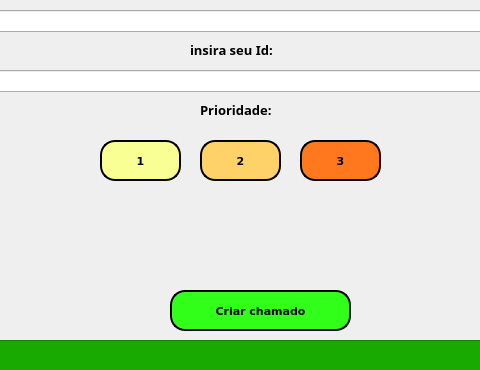
Before: the Qt Designer form view/ui/criar_user.ui in ldm-code/PATP-StudyCall, drawn with Qt 5; both pictures show x 159 to 639 and y 249 to 619 of the 800 by 619 pixel window.
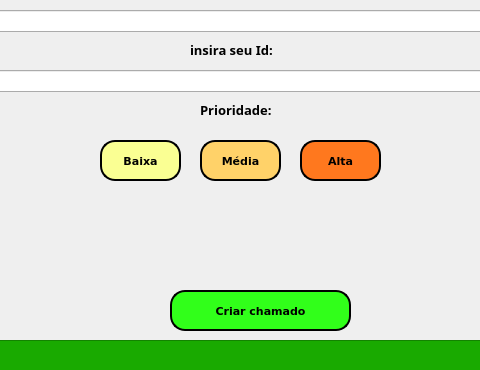
After: the same form once the commit is applied.

Diff of the .ui file:
```diff
--- a/view/ui/criar_user.ui
+++ b/view/ui/criar_user.ui
@@ -269,7 +269,7 @@
  border: 2px solid black;</string>
     </property>
     <property name="text">
-     <string>1</string>
+     <string>Baixa</string>
     </property>
    </widget>
    <widget class="QPushButton" name="Prio1_2">
@@ -295,7 +295,7 @@
  border: 2px solid black;</string>
     </property>
     <property name="text">
-     <string>2</string>
+     <string>Média</string>
     </property>
    </widget>
    <widget class="QPushButton" name="Prio3">
@@ -323,7 +323,7 @@
  border: 2px solid black;</string>
     </property>
     <property name="text">
-     <string>3</string>
+     <string>Alta</string>
     </property>
    </widget>
    <widget class="QLabel" name="labelD_5">
```
Left out of the diff: 6 changed lines with no effect on the pictures.
